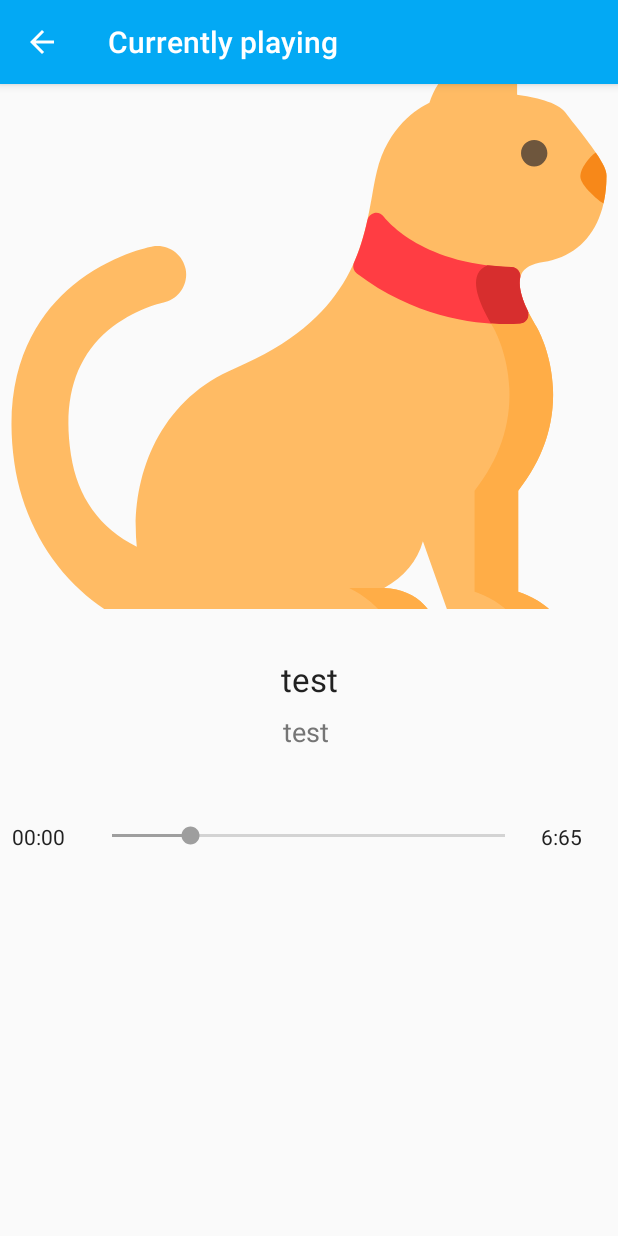
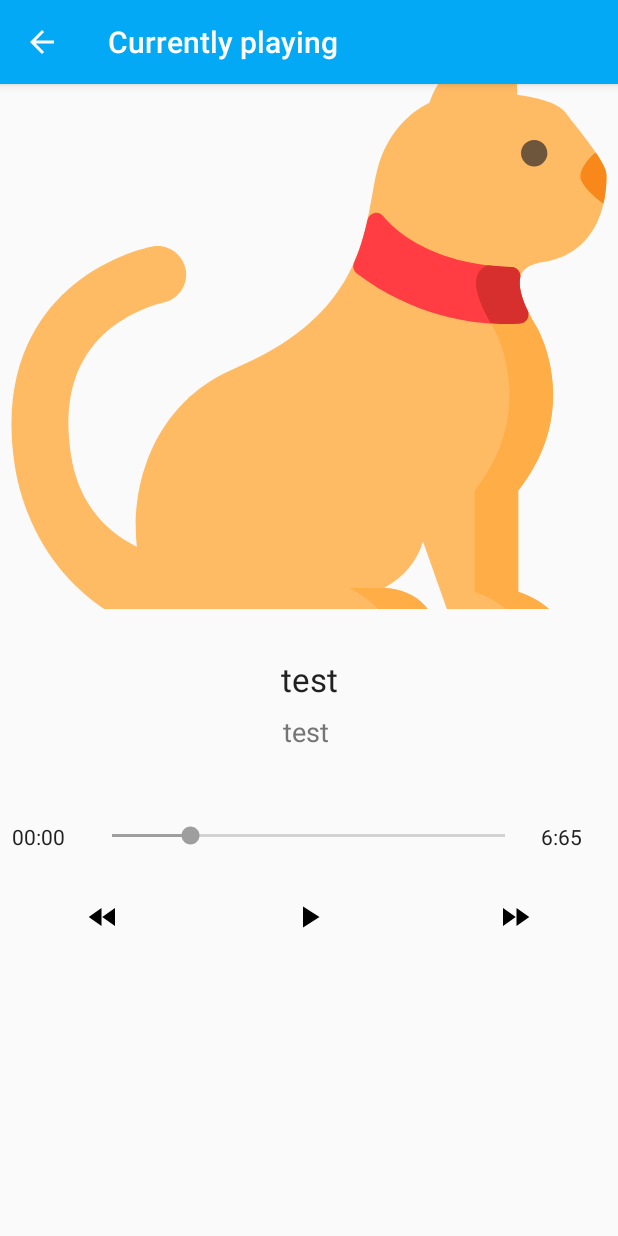
Before and after one commit to AhmadDalao/MusicalStructureApp, an Android app: the screen it shows after launch (playingMusic), after a tap on "test", on a phone screen of 412 x 824 dp. Run offline under Robolectric (Android 15) with nearby library versions, the phone set to English and light mode, and no system bars.

Commit message:
added some changes to the layout and added the comments for the and the audio been handled well

```diff
--- a/app/src/main/java/com/example/android/musicalstructureapp/MainActivity.java
+++ b/app/src/main/java/com/example/android/musicalstructureapp/MainActivity.java
@@ -16,7 +16,10 @@ public class MainActivity extends AppCompatActivity {
         super.onCreate(savedInstanceState);
         setContentView(R.layout.activity_main);
 
-
+/**
+ *  Create an ArrayList of WordsModel objects assigning the value by using the method getArrayListPhrases
+ which contains the array of words defined at {@link myMusicModel}
+ */
         final ArrayList<myMusicModel> myMusicModels = new ArrayList<>();
         myMusicModels.add(new myMusicModel("test", "test ", "2019",
                 R.drawable.ic_animal, R.raw.color_black));
@@ -26,26 +29,45 @@ public class MainActivity extends AppCompatActivity {
                 R.drawable.ic_animal, R.raw.color_black));
         myMusicModels.add(new myMusicModel("test", "test ", "2019",
                 R.raw.color_black));
+        myMusicModels.add(new myMusicModel("test", "test ", "2019",
+                R.raw.color_black));
 
+        /** Create an {@link musicAdapter}, whose data source is a list of
+         *
+         {@link WordsModel}s. The adapter knows how to create list item views for each item
+         in the list.
+         */
+        musicAdapter adapter = new musicAdapter(MainActivity.this, myMusicModels);
 
-        musicAdapter adapter = new musicAdapter(MainActivity.this, myMusicModels);
+        // Get a reference to the GridView, and attach the adapter to the GridView.
+        // Find the {@link GridView} object in the view hierarchy of the {@link Activity}.
+        // There should be a {@link GridView} with the view ID called list, which is declared in the
+        // activity_main.xml layout file.
+
         GridView gridView = (GridView) findViewById(R.id.myGridview);
+
+        /** Make the {@link GridView} use the {@link musicAdapter} we created above, so that the
+         {@link GridView} will display list items for each {@link myMusicModel} in the list. */
         gridView.setAdapter(adapter);
+
+        // Set a click listener to play the audio when the list item is clicked on
         gridView.setOnItemClickListener(new AdapterView.OnItemClickListener() {
             @Override
             public void onItemClick(AdapterView<?> parent, View view, int position, long id) {
 
                 // get the song position into the object
+                // Get the {@link myMusicModel} object at the given position the user clicked on
                 myMusicModel songsList = myMusicModels.get(position);
+
 
                 /** use bundle to send the data  to {@link playingMusic} activity    */
                 Bundle bundle = new Bundle();
                 // put the data inside the bundle which will be send to new activity
                 // using intent
-                bundle.putInt(myConstants.getKeySendImage(), songsList.getmImageResource());//ToDo there is null error here try to fix it
+                bundle.putInt(myConstants.getKeySendImage(), songsList.getmImageResource());
                 bundle.putInt(myConstants.getKeySendSong(), songsList.getmAudio());
                 bundle.putString(myConstants.getKeySendTitle(), songsList.getmSongTitle());
-                bundle.putString(myConstants.getKeySendSingerName() ,songsList.getmSingerName());
+                bundle.putString(myConstants.getKeySendSingerName(), songsList.getmSingerName());
 
                 /** using intent to send the data to {@link playingMusic} and start new activity {@link playingMusic} */
                 Intent intent = new Intent(view.getContext(), playingMusic.class);
--- a/app/src/main/java/com/example/android/musicalstructureapp/musicAdapter.java
+++ b/app/src/main/java/com/example/android/musicalstructureapp/musicAdapter.java
@@ -84,7 +84,7 @@ public class musicAdapter extends ArrayAdapter {
             // set the image to image_album
             image_album.setImageResource(music.getmImageResource());
         } else {
-            // if the GrideView has no image provide one for it by setting the setmImageResource
+            // if the GridView has no image provide one for it by setting the setmImageResource
             music.setmImageResource(R.drawable.ic_music);
             // if there is no image set the image of the song_layout_list to the following
             image_album.setImageResource(R.drawable.ic_music);
--- a/app/src/main/java/com/example/android/musicalstructureapp/playingMusic.java
+++ b/app/src/main/java/com/example/android/musicalstructureapp/playingMusic.java
@@ -1,7 +1,11 @@
 package com.example.android.musicalstructureapp;
 
+import android.content.Context;
+import android.media.AudioManager;
+import android.media.MediaPlayer;
 import android.os.Bundle;
 import android.support.v7.app.AppCompatActivity;
+import android.view.View;
 import android.widget.ImageView;
 import android.widget.TextView;
 
@@ -10,17 +14,73 @@ public class playingMusic extends AppCompatActivity {
     private TextView songTitle;
     private ImageView ImageAlbum;
     private TextView singerName;
+    private ImageView playMusic;
     /**
      * declaring variables to hold the data which is sent from {@link MainActivity}
      */
     private String receiveSongTitle;
     private int receiveImage;
     private String receiveSingerName;
+    private int receiveMusic;
+
+    /*
+       handle playback of all the sound files
+        */
+    MediaPlayer mediaPlayer;
+
+    /**
+     * this listener is triggered when the {@link MediaPlayer} has completed
+     * playing the file.
+     */
+    MediaPlayer.OnCompletionListener onCompletionListener = new MediaPlayer.OnCompletionListener() {
+        @Override
+        public void onCompletion(MediaPlayer mp) {
+            releaseMediaPlayer();
+        }
+    };
+
+    AudioManager mAudioManager;
+
+    /**
+     * This listener gets triggered whenever the audio focus changes
+     * (i.e., we gain or lose audio focus because of another app or device).
+     */
+    AudioManager.OnAudioFocusChangeListener onAudioFocusChangeListener = new AudioManager.OnAudioFocusChangeListener() {
+        @Override
+        public void onAudioFocusChange(int focusChange) {
+
+            if (focusChange == AudioManager.AUDIOFOCUS_GAIN_TRANSIENT ||
+                    focusChange == AudioManager.AUDIOFOCUS_LOSS_TRANSIENT_CAN_DUCK) {
+                // The AUDIOFOCUS_LOSS_TRANSIENT case means that we've lost audio focus for a
+                // short amount of time. The AUDIOFOCUS_LOSS_TRANSIENT_CAN_DUCK case means that
+                // our app is allowed to continue playing sound but at a lower volume. We'll treat
+                // both cases the same way because our app is playing short sound files.
+
+                // Pause playback and reset player to the start of the file. That way, we can
+                // play the word from the beginning when we resume playback.
+
+                mediaPlayer.pause();
+                mediaPlayer.seekTo(0);
+            } else if (focusChange == AudioManager.AUDIOFOCUS_GAIN) {
+                // The AUDIOFOCUS_GAIN case means we have regained focus and can resume playback.
+                mediaPlayer.start();
+            } else if (focusChange == AudioManager.AUDIOFOCUS_LOSS) {
+                // The AUDIOFOCUS_LOSS case means we've lost audio focus and
+                // Stop playback and clean up resources
+                releaseMediaPlayer();
+            }
+
+        }
+    };
+
 
     @Override
     protected void onCreate(Bundle savedInstanceState) {
         super.onCreate(savedInstanceState);
         setContentView(R.layout.activity_playing_music);
+
+        /** Create and setup the {@link AudioManager} to request audio focus */
+        mAudioManager = (AudioManager) getSystemService(Context.AUDIO_SERVICE);
 
 
         // receive the bundle
@@ -31,6 +91,7 @@ public class playingMusic extends AppCompatActivity {
             receiveSongTitle = bundle.getString(myConstants.getKeySendTitle());
             receiveImage = bundle.getInt(myConstants.getKeySendImage());
             receiveSingerName = bundle.getString(myConstants.getKeySendSingerName());
+            receiveMusic = bundle.getInt(myConstants.getKeySendSong());
 
         }
 
@@ -51,6 +112,58 @@ public class playingMusic extends AppCompatActivity {
         ImageAlbum.setImageResource(receiveImage);
 
 
+        playMusic = (ImageView) findViewById(R.id.play_arrow);
+        playMusic.setOnClickListener(new View.OnClickListener() {
+            @Override
+            public void onClick(View v) {
+
+                  /*
+                release the media player if it currently exists because we are about to play
+                a different sound file
+                 */
+                releaseMediaPlayer();
+
+                // Create and setup the {@link MediaPlayer} for the audio resource associated
+                // with the current word
+                mediaPlayer = (MediaPlayer) MediaPlayer.create(v.getContext(), receiveMusic);
+
+                // Start the audio file
+                mediaPlayer.start();
+                // setup  a listener on media player , so that we can stop and release the
+                //media player once sound has finished
+                mediaPlayer.setOnCompletionListener(onCompletionListener);
+
+            }
+        });
+
+
+    }
+
+    @Override
+    protected void onStop() {
+        super.onStop();
+        // When the activity is stopped, release the media player resources because we won't
+        // be playing any more sounds.
+        releaseMediaPlayer();
+    }
+
+    /**
+     * Clean up the media player by releasing its resources.
+     */
+    private void releaseMediaPlayer() {
+        // If the media player is not null, then it may be currently playing a sound.
+        if (mediaPlayer != null) {
+            // Regardless of the current state of the media player, release its resources
+            // because we no longer need it.
+            mediaPlayer.release();
+            // Set the media player back to null. For our code, we've decided that
+            // setting the media player to null is an easy way to tell that the media player
+            // is not configured to play an audio file at the moment.
+            mediaPlayer = null;
+            // Regardless of whether or not we were granted audio focus, abandon it. This also
+            // unregisters the AudioFocusChangeListener so we don't get anymore callbacks.
+            mAudioManager.abandonAudioFocus(onAudioFocusChangeListener);
+        }
     }
 
 
--- /dev/null
+++ b/app/src/main/res/drawable/ic_fast_forward_black_24dp.xml
@@ -0,0 +1,9 @@
+<vector xmlns:android="http://schemas.android.com/apk/res/android"
+        android:width="24dp"
+        android:height="24dp"
+        android:viewportWidth="24.0"
+        android:viewportHeight="24.0">
+    <path
+        android:fillColor="#FF000000"
+        android:pathData="M4,18l8.5,-6L4,6v12zM13,6v12l8.5,-6L13,6z"/>
+</vector>
--- /dev/null
+++ b/app/src/main/res/drawable/ic_fast_rewind_black_24dp.xml
@@ -0,0 +1,9 @@
+<vector xmlns:android="http://schemas.android.com/apk/res/android"
+        android:width="24dp"
+        android:height="24dp"
+        android:viewportWidth="24.0"
+        android:viewportHeight="24.0">
+    <path
+        android:fillColor="#FF000000"
+        android:pathData="M11,18L11,6l-8.5,6 8.5,6zM11.5,12l8.5,6L20,6l-8.5,6z"/>
+</vector>
--- /dev/null
+++ b/app/src/main/res/drawable/ic_play_arrow_black_24dp.xml
@@ -0,0 +1,9 @@
+<vector xmlns:android="http://schemas.android.com/apk/res/android"
+        android:width="24dp"
+        android:height="24dp"
+        android:viewportWidth="24.0"
+        android:viewportHeight="24.0">
+    <path
+        android:fillColor="#FF000000"
+        android:pathData="M8,5v14l11,-7z"/>
+</vector>
--- a/app/src/main/res/layout/activity_playing_music.xml
+++ b/app/src/main/res/layout/activity_playing_music.xml
@@ -69,7 +69,6 @@
             android:paddingRight="4dp"
             android:progress="20" />
 
-
         <TextView
             android:id="@+id/where_song_end"
             android:layout_width="0dp"
@@ -81,8 +80,41 @@
             android:textColor="@color/primary_text"
             android:textSize="@dimen/text_size_small" />
 
+    </LinearLayout>
+
+
+    <LinearLayout
+        android:layout_width="match_parent"
+        android:layout_height="wrap_content"
+        android:orientation="horizontal"
+        android:paddingTop="32dp">
+
+
+        <ImageView
+            android:id="@+id/fast_rewind"
+            android:layout_width="0dp"
+            android:layout_height="wrap_content"
+            android:layout_weight="1"
+            android:scaleType="center"
+            android:src="@drawable/ic_fast_rewind_black_24dp" />
+
+
+        <ImageView
+            android:id="@+id/play_arrow"
+            android:layout_width="0dp"
+            android:layout_height="wrap_content"
+            android:layout_weight="1"
+            android:scaleType="center"
+            android:src="@drawable/ic_play_arrow_black_24dp" />
+
+        <ImageView
+            android:id="@+id/fast_forward"
+            android:layout_width="0dp"
+            android:layout_height="wrap_content"
+            android:layout_weight="1"
+            android:scaleType="center"
+            android:src="@drawable/ic_fast_forward_black_24dp" />
 
     </LinearLayout>
 
-
 </LinearLayout>
```
